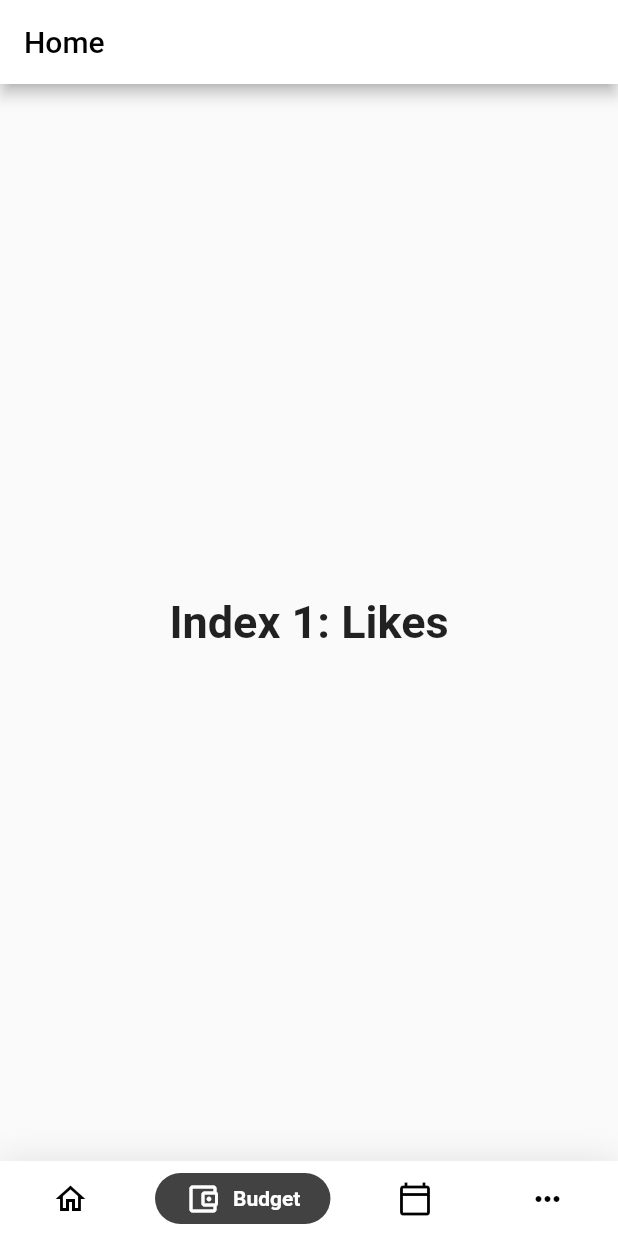
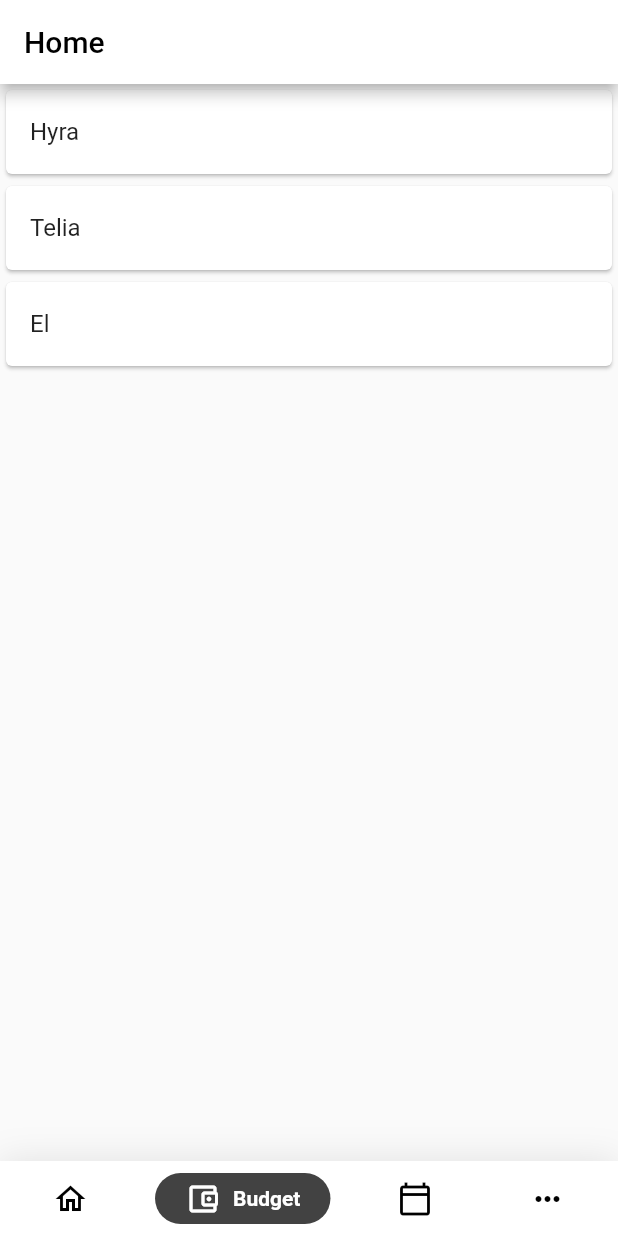
Before and after one commit to JohnBoscoM/to_pay_app, a Flutter app: the screen it shows after launch, item 2 of the bottom bar chosen, on a phone screen of 412 x 824 dp. Run offline on Flutter 3.47's test engine with Material 2 defaults, Android fonts, the phone set to English and light mode, and no system bars; drawn by our look-alikes of google_nav_bar.

Commit message:
Navigationbar change Bugdet Page created refactoring

```diff
--- a/lib/bills/billItem.dart
+++ /dev/null
@@ -1,5 +0,0 @@
-class BillItem {
-  String billName;
-  int price;
-  DateTime deadline;
-}
--- /dev/null
+++ b/lib/budget/payments/paymentItem.dart
@@ -0,0 +1,16 @@
+import 'package:flutter/foundation.dart';
+
+enum PaymentDateStatus { PaymentWeek, PaymentOverdue, PaymentNotOverdue }
+
+class PaymentItem {
+  String name;
+  int cost;
+  DateTime deadline;
+  PaymentDateStatus paymentDateStatus;
+
+  PaymentItem(String name, int cost, DateTime deadline) {
+    this.name = name;
+    this.cost = cost;
+    this.deadline = deadline;
+  }
+}
--- /dev/null
+++ b/lib/budget/payments/payments_page.dart
@@ -0,0 +1,33 @@
+import 'package:to_pay_app/budget/payments/paymentItem.dart';
+import 'package:flutter/material.dart';
+
+class PaymentsPage extends StatefulWidget {
+
+  @override
+  _PaymentsPageState createState() => _PaymentsPageState();
+}
+
+class _PaymentsPageState extends State<PaymentsPage> {
+  List<PaymentItem> payments = [
+    PaymentItem("Hyra", 3202, DateTime.now()),
+    PaymentItem("Telia", 379, DateTime.now()),
+    PaymentItem("El", 101, DateTime.now())
+  ];
+
+  @override
+  Widget build(BuildContext context) {
+    return Scaffold(
+      body: ListView.builder(
+        itemCount: payments.length,
+        itemBuilder: (context, index) {
+          return Card(
+            child: ListTile(
+              onTap: () {},
+              title: Text(payments[index].name),
+            ),
+          );
+        },
+      ),
+    );
+  }
+}
--- a/lib/main.dart
+++ b/lib/main.dart
@@ -1,5 +1,5 @@
 import 'package:flutter/material.dart';
-import './home/home.dart';
+import 'nav/nav.dart';
 
 void main() {
   runApp(MyApp());
@@ -17,7 +17,7 @@ class MyApp extends StatelessWidget {
 
         visualDensity: VisualDensity.adaptivePlatformDensity,
       ),
-      home: HomePage(),
+      home: NavPage(),
 
     );
   }
--- a/lib/home/home.dart
+++ b/lib/nav/nav.dart
@@ -1,30 +1,31 @@
 import 'package:flutter/material.dart';
 import 'package:google_nav_bar/google_nav_bar.dart';
+import 'package:to_pay_app/budget/payments/payments_page.dart';
 
-class HomePage extends StatefulWidget {
+class NavPage extends StatefulWidget {
   @override
-  _HomeState createState() => _HomeState();
+  _NavState createState() => _NavState();
 }
 
-class _HomeState extends State<HomePage> {
+class _NavState extends State<NavPage> {
   int _selectedIndex = 0;
   static const TextStyle optionStyle =
       TextStyle(fontSize: 30, fontWeight: FontWeight.bold);
-  static const List<Widget> _widgetOptions = <Widget>[
+  static final List<Widget> _widgetOptions = <Widget>[
+
+
     Text(
-      'Index 0: Home',
+      'Index 1: Home',
+      style: optionStyle,
+    ),
+    PaymentsPage(),
+
+    Text(
+      'Index 3: Profile',
       style: optionStyle,
     ),
     Text(
-      'Index 1: Likes',
-      style: optionStyle,
-    ),
-    Text(
-      'Index 2: Search',
-      style: optionStyle,
-    ),
-    Text(
-      'Index 3: Profile',
+      'Index 4: Bosco',
       style: optionStyle,
     ),
   ];
--- a/pubspec.yaml
+++ b/pubspec.yaml
@@ -24,6 +24,7 @@ dependencies:
   curved_navigation_bar: ^0.3.4
   google_fonts: ^1.1.1
   google_nav_bar: ^3.1.0
+  flutter_clean_calendar: ^1.0.2+1
   flutter:
     sdk: flutter
 
```
Also changed, not shown: lib/bills/billList.dart (deleted, +0 -20 lines), lib/bills/bills_page.dart (deleted, +0 -73 lines), lib/budget/payments/paymentList.dart (added), pubspec.lock.
